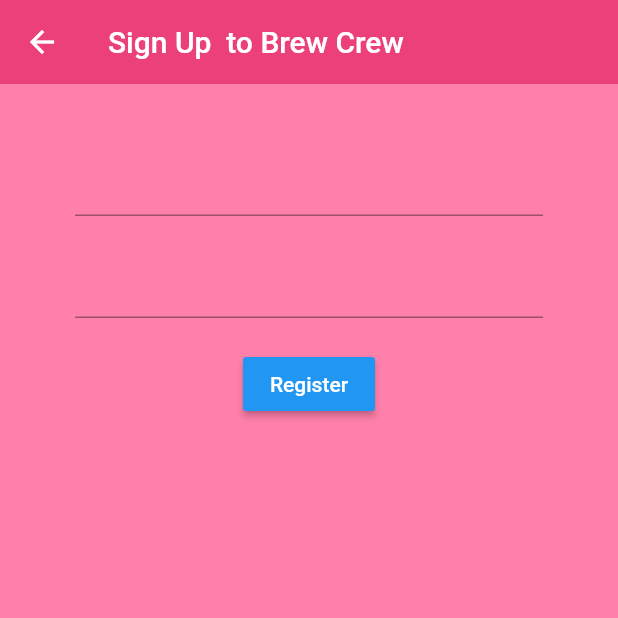
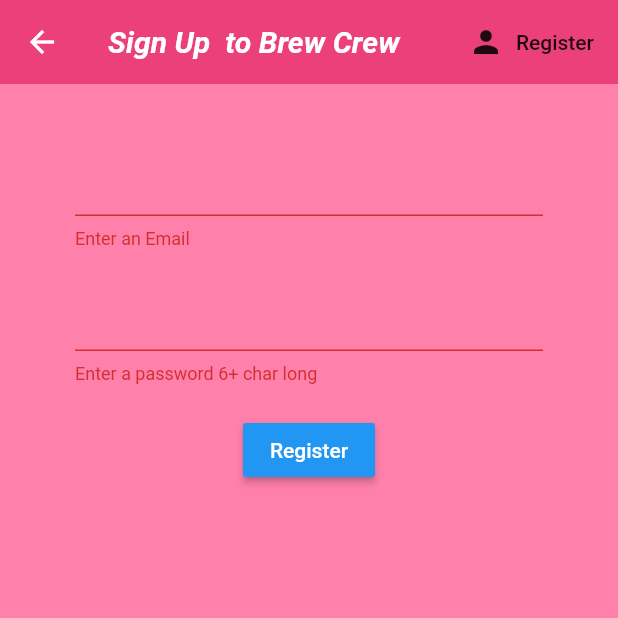
Before and after one commit to swatiprajapati08/Brew_Icecream, a Flutter app: the Register screen opened directly, after a tap on "Register", on a phone screen of 412 x 824 dp, the top half of it. Run offline on Flutter 3.47's test engine with Material 2 defaults, Android fonts, the phone set to English and light mode, and no system bars; our stand-ins replace firebase_auth; accounts and stored records are empty.

Commit message:
Added the validation in form

```diff
--- a/lib/models/user.dart
+++ b/lib/models/user.dart
@@ -1,7 +1,5 @@
-class User{
-
+class User {
   final String uid;
 
   User({this.uid});
-
 }
--- a/lib/screen/authenticate/register.dart
+++ b/lib/screen/authenticate/register.dart
@@ -2,15 +2,21 @@
 import 'package:flutter/material.dart';
 
 class Register extends StatefulWidget {
+  final Function toggleview;
+  Register({this.toggleview});
+
   @override
   _RegisterState createState() => _RegisterState();
 }
 
 class _RegisterState extends State<Register> {
   final AuthService _auth = AuthService();
+  final _formKey = GlobalKey<FormState>();
 
   String email = '';
   String password = '';
+  String error = '';
+
   @override
   Widget build(BuildContext context) {
     return Scaffold(
@@ -18,15 +24,30 @@
       appBar: AppBar(
         backgroundColor: Colors.pink[400],
         elevation: 0.0,
-        title: Text('Sign Up  to Brew Crew'),
+        title: Text(
+          'Sign Up  to Brew Crew',
+          style: TextStyle(
+              fontStyle: FontStyle.italic, fontWeight: FontWeight.bold),
+        ),
+        actions: <Widget>[
+          FlatButton.icon(
+            onPressed: () {
+              widget.toggleview();
+            },
+            icon: Icon(Icons.person),
+            label: Text('Register'),
+          ),
+        ],
       ),
       body: Container(
         padding: EdgeInsets.symmetric(vertical: 20.0, horizontal: 50.0),
         child: Form(
+          key: _formKey, //keep track of form
           child: Column(
             children: <Widget>[
               SizedBox(height: 20.0),
               TextFormField(
+                validator: (val) => val.isEmpty ? 'Enter an Email' : null,
                 onChanged: (val) {
                   setState(() => email = val);
                 },
@@ -34,6 +55,9 @@
               SizedBox(height: 20.0),
               TextFormField(
                   obscureText: true,
+                  validator: (val) => val.length < 6
+                      ? 'Enter a password 6+ char long'
+                      : null, //it return null when something is valid
                   onChanged: (val) {
                     setState(() {
                       password = val;
@@ -47,9 +71,21 @@
                   style: TextStyle(color: Colors.white),
                 ),
                 onPressed: () async {
-                    print(email);
-                    print(password);
-                  })
+                  if (_formKey.currentState
+                      .validate()) //check validation it is inbuilt in flutter if it recieve all null then work
+                  {
+                    dynamic result = await _auth.registerWithEmailandPassword(
+                        email, password);
+                    if (result == null)
+                      setState(() => error = 'Please enter valid email');
+                  }
+                },
+              ),
+              SizedBox(height: 12.0),
+              Text(
+                error,
+                style: TextStyle(color: Colors.white, fontSize: 16.0),
+              ),
             ],
           ),
         ),
```
Also changed, not shown: lib/screen/authenticate/authenicate.dart (+12 -4 lines), lib/screen/authenticate/sign_in.dart (+17 -1 lines), lib/service/auth.dart (+23 -25 lines). Lines whose indentation alone changed are shown as unchanged.
